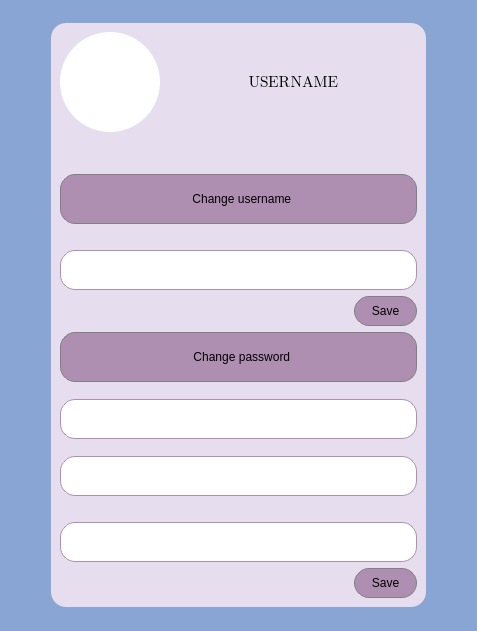
Above: messenger/profilewindow.ui from ita-social-projects/HTTP_Messenger_Client before the change. Below: the same form after it.
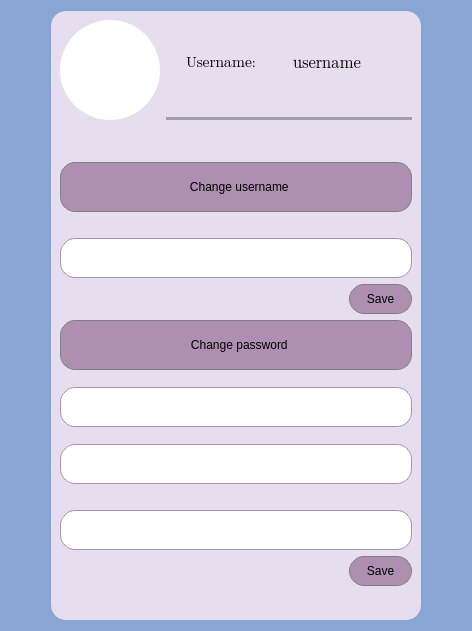
That is the form after the change. Icons and pictures are not drawn.

```diff
--- a/messenger/profilewindow.ui
+++ b/messenger/profilewindow.ui
@@ -6,7 +6,7 @@
    <rect>
     <x>0</x>
     <y>0</y>
-    <width>477</width>
+    <width>472</width>
     <height>631</height>
    </rect>
   </property>
@@ -23,22 +23,6 @@
    <string notr="true">background-color: rgb(136, 165, 211);</string>
   </property>
   <layout class="QGridLayout" name="gridLayout">
-   <item row="0" column="1">
-    <spacer name="verticalSpacer_2">
-     <property name="orientation">
-      <enum>Qt::Vertical</enum>
-     </property>
-     <property name="sizeType">
-      <enum>QSizePolicy::Preferred</enum>
-     </property>
-     <property name="sizeHint" stdset="0">
-      <size>
-       <width>20</width>
-       <height>40</height>
-      </size>
-     </property>
-    </spacer>
-   </item>
    <item row="1" column="0">
     <spacer name="horizontalSpacer_3">
      <property name="orientation">
@@ -55,7 +39,7 @@
      </property>
     </spacer>
    </item>
-   <item row="1" column="1">
+   <item row="0" column="1" rowspan="2">
     <widget class="QWidget" name="background" native="true">
      <property name="styleSheet">
       <string notr="true">background-color: rgb(230, 221, 238);
@@ -93,26 +77,7 @@
         </property>
        </widget>
       </item>
-      <item row="0" column="1">
-       <widget class="QLabel" name="label_Username">
-        <property name="font">
-         <font>
-          <family>Segoe UI Emoji</family>
-          <pointsize>12</pointsize>
-         </font>
-        </property>
-        <property name="styleSheet">
-         <string notr="true">color:black;</string>
-        </property>
-        <property name="text">
-         <string> USERNAME</string>
-        </property>
-        <property name="alignment">
-         <set>Qt::AlignCenter</set>
-        </property>
-       </widget>
-      </item>
-      <item row="1" column="0">
+      <item row="2" column="1">
        <spacer name="verticalSpacer_5">
         <property name="orientation">
          <enum>Qt::Vertical</enum>
@@ -128,7 +93,7 @@
         </property>
        </spacer>
       </item>
-      <item row="2" column="0" colspan="2">
+      <item row="3" column="0" colspan="2">
        <widget class="QPushButton" name="pushButton_ChangeUsername">
         <property name="sizePolicy">
          <sizepolicy hsizetype="Minimum" vsizetype="Fixed">
@@ -161,49 +126,55 @@
          <iconset resource="resources.qrc">
           <normaloff>:/icons/icons/person.ico</normaloff>:/icons/icons/person.ico</iconset>
         </property>
-       </widget>
-      </item>
-      <item row="3" column="0" colspan="2">
-       <widget class="QLabel" name="label_LoginInfo">
-        <property name="sizePolicy">
-         <sizepolicy hsizetype="Preferred" vsizetype="Fixed">
-          <horstretch>0</horstretch>
-          <verstretch>0</verstretch>
-         </sizepolicy>
+        <property name="checkable">
+         <bool>true</bool>
         </property>
-        <property name="text">
-         <string/>
-        </property>
-        <property name="alignment">
-         <set>Qt::AlignCenter</set>
+        <property name="checked">
+         <bool>false</bool>
         </property>
        </widget>
       </item>
       <item row="4" column="0" colspan="2">
-       <widget class="QLineEdit" name="lineEdit_Username">
+       <widget class="QLabel" name="label_LoginInfo">
         <property name="sizePolicy">
          <sizepolicy hsizetype="Preferred" vsizetype="Fixed">
           <horstretch>0</horstretch>
           <verstretch>0</verstretch>
          </sizepolicy>
         </property>
-        <property name="minimumSize">
-         <size>
-          <width>0</width>
-          <height>40</height>
-         </size>
+        <property name="text">
+         <string/>
         </property>
-        <property name="styleSheet">
-         <string notr="true">background-color: rgb(255, 255, 255);
-font: 10pt &quot;MS Shell Dlg 2&quot;;
-border-radius: 15px;
-border-style: solid;
-border-width: 1px;
-border-color: rgb(174, 143, 177);</string>
+        <property name="alignment">
+         <set>Qt::AlignCenter</set>
         </property>
        </widget>
       </item>
       <item row="5" column="0" colspan="2">
+       <widget class="QLineEdit" name="lineEdit_Username">
+        <property name="sizePolicy">
+         <sizepolicy hsizetype="Preferred" vsizetype="Fixed">
+          <horstretch>0</horstretch>
+          <verstretch>0</verstretch>
+         </sizepolicy>
+        </property>
+        <property name="minimumSize">
+         <size>
+          <width>0</width>
+          <height>40</height>
+         </size>
+        </property>
+        <property name="styleSheet">
+         <string notr="true">background-color: rgb(255, 255, 255);
+font: 10pt &quot;MS Shell Dlg 2&quot;;
+border-radius: 15px;
+border-style: solid;
+border-width: 1px;
+border-color: rgb(174, 143, 177);</string>
+        </property>
+       </widget>
+      </item>
+      <item row="6" column="0" colspan="2">
        <layout class="QHBoxLayout" name="horizontalLayout">
         <item>
          <spacer name="horizontalSpacer">
@@ -254,7 +225,7 @@
         </item>
        </layout>
       </item>
-      <item row="6" column="0" colspan="2">
+      <item row="7" column="0" colspan="2">
        <widget class="QPushButton" name="pushButton_ChangePassword">
         <property name="sizePolicy">
          <sizepolicy hsizetype="Minimum" vsizetype="Fixed">
@@ -287,9 +258,12 @@
          <iconset resource="resources.qrc">
           <normaloff>:/icons/icons/password.ico</normaloff>:/icons/icons/password.ico</iconset>
         </property>
+        <property name="checkable">
+         <bool>true</bool>
+        </property>
        </widget>
       </item>
-      <item row="7" column="0">
+      <item row="8" column="0">
        <spacer name="verticalSpacer_3">
         <property name="orientation">
          <enum>Qt::Vertical</enum>
@@ -305,7 +279,7 @@
         </property>
        </spacer>
       </item>
-      <item row="8" column="0" colspan="2">
+      <item row="9" column="0" colspan="2">
        <widget class="QLineEdit" name="lineEdit_Password">
         <property name="sizePolicy">
          <sizepolicy hsizetype="Preferred" vsizetype="Fixed">
@@ -332,7 +306,7 @@
         </property>
        </widget>
       </item>
-      <item row="9" column="0">
+      <item row="10" column="0">
        <spacer name="verticalSpacer_4">
         <property name="orientation">
          <enum>Qt::Vertical</enum>
@@ -348,34 +322,34 @@
         </property>
        </spacer>
       </item>
-      <item row="10" column="0" colspan="2">
-       <widget class="QLineEdit" name="lineEdit_NewPassword">
-        <property name="sizePolicy">
-         <sizepolicy hsizetype="Preferred" vsizetype="Fixed">
-          <horstretch>0</horstretch>
-          <verstretch>0</verstretch>
-         </sizepolicy>
-        </property>
-        <property name="minimumSize">
-         <size>
-          <width>0</width>
-          <height>40</height>
-         </size>
-        </property>
-        <property name="styleSheet">
-         <string notr="true">background-color: rgb(255, 255, 255);
-font: 10pt &quot;MS Shell Dlg 2&quot;;
-border-radius: 15px;
-border-style: solid;
-border-width: 1px;
-border-color: rgb(174, 143, 177);</string>
-        </property>
-        <property name="echoMode">
-         <enum>QLineEdit::Password</enum>
-        </property>
-       </widget>
-      </item>
       <item row="11" column="0" colspan="2">
+       <widget class="QLineEdit" name="lineEdit_NewPassword">
+        <property name="sizePolicy">
+         <sizepolicy hsizetype="Preferred" vsizetype="Fixed">
+          <horstretch>0</horstretch>
+          <verstretch>0</verstretch>
+         </sizepolicy>
+        </property>
+        <property name="minimumSize">
+         <size>
+          <width>0</width>
+          <height>40</height>
+         </size>
+        </property>
+        <property name="styleSheet">
+         <string notr="true">background-color: rgb(255, 255, 255);
+font: 10pt &quot;MS Shell Dlg 2&quot;;
+border-radius: 15px;
+border-style: solid;
+border-width: 1px;
+border-color: rgb(174, 143, 177);</string>
+        </property>
+        <property name="echoMode">
+         <enum>QLineEdit::Password</enum>
+        </property>
+       </widget>
+      </item>
+      <item row="12" column="0" colspan="2">
        <widget class="QLabel" name="label_ConfPassInfo">
         <property name="sizePolicy">
          <sizepolicy hsizetype="Minimum" vsizetype="Fixed">
@@ -403,34 +377,34 @@
         </property>
        </widget>
       </item>
-      <item row="12" column="0" colspan="2">
-       <widget class="QLineEdit" name="lineEdit_ConfNewPassword">
-        <property name="sizePolicy">
-         <sizepolicy hsizetype="Preferred" vsizetype="Fixed">
-          <horstretch>0</horstretch>
-          <verstretch>0</verstretch>
-         </sizepolicy>
-        </property>
-        <property name="minimumSize">
-         <size>
-          <width>0</width>
-          <height>40</height>
-         </size>
-        </property>
-        <property name="styleSheet">
-         <string notr="true">background-color: rgb(255, 255, 255);
-font: 10pt &quot;MS Shell Dlg 2&quot;;
-border-radius: 15px;
-border-style: solid;
-border-width: 1px;
-border-color: rgb(174, 143, 177);</string>
-        </property>
-        <property name="echoMode">
-         <enum>QLineEdit::Password</enum>
-        </property>
-       </widget>
-      </item>
       <item row="13" column="0" colspan="2">
+       <widget class="QLineEdit" name="lineEdit_ConfNewPassword">
+        <property name="sizePolicy">
+         <sizepolicy hsizetype="Preferred" vsizetype="Fixed">
+          <horstretch>0</horstretch>
+          <verstretch>0</verstretch>
+         </sizepolicy>
+        </property>
+        <property name="minimumSize">
+         <size>
+          <width>0</width>
+          <height>40</height>
+         </size>
+        </property>
+        <property name="styleSheet">
+         <string notr="true">background-color: rgb(255, 255, 255);
+font: 10pt &quot;MS Shell Dlg 2&quot;;
+border-radius: 15px;
+border-style: solid;
+border-width: 1px;
+border-color: rgb(174, 143, 177);</string>
+        </property>
+        <property name="echoMode">
+         <enum>QLineEdit::Password</enum>
+        </property>
+       </widget>
+      </item>
+      <item row="14" column="0" colspan="2">
        <layout class="QHBoxLayout" name="horizontalLayout_2">
         <item>
          <spacer name="horizontalSpacer_2">
@@ -481,6 +455,119 @@
         </item>
        </layout>
       </item>
+      <item row="0" column="1">
+       <layout class="QVBoxLayout" name="verticalLayout">
+        <item>
+         <layout class="QHBoxLayout" name="horizontalLayout_3">
+          <item>
+           <spacer name="horizontalSpacer_5">
+            <property name="orientation">
+             <enum>Qt::Horizontal</enum>
+            </property>
+            <property name="sizeType">
+             <enum>QSizePolicy::Fixed</enum>
+            </property>
+            <property name="sizeHint" stdset="0">
+             <size>
+              <width>20</width>
+              <height>20</height>
+             </size>
+            </property>
+           </spacer>
+          </item>
+          <item>
+           <widget class="QLabel" name="label">
+            <property name="sizePolicy">
+             <sizepolicy hsizetype="Preferred" vsizetype="Preferred">
+              <horstretch>0</horstretch>
+              <verstretch>0</verstretch>
+             </sizepolicy>
+            </property>
+            <property name="font">
+             <font>
+              <family>Segoe UI Emoji</family>
+              <pointsize>11</pointsize>
+             </font>
+            </property>
+            <property name="styleSheet">
+             <string notr="true">color:black;</string>
+            </property>
+            <property name="text">
+             <string>Username: </string>
+            </property>
+           </widget>
+          </item>
+          <item>
+           <widget class="QLabel" name="label_Username">
+            <property name="sizePolicy">
+             <sizepolicy hsizetype="Preferred" vsizetype="Preferred">
+              <horstretch>0</horstretch>
+              <verstretch>0</verstretch>
+             </sizepolicy>
+            </property>
+            <property name="font">
+             <font>
+              <family>Segoe UI Emoji</family>
+              <pointsize>12</pointsize>
+             </font>
+            </property>
+            <property name="styleSheet">
+             <string notr="true">color:black;</string>
+            </property>
+            <property name="text">
+             <string>username</string>
+            </property>
+            <property name="alignment">
+             <set>Qt::AlignCenter</set>
+            </property>
+           </widget>
+          </item>
+          <item>
+           <spacer name="horizontalSpacer_6">
+            <property name="orientation">
+             <enum>Qt::Horizontal</enum>
+            </property>
+            <property name="sizeType">
+             <enum>QSizePolicy::Preferred</enum>
+            </property>
+            <property name="sizeHint" stdset="0">
+             <size>
+              <width>40</width>
+              <height>20</height>
+             </size>
+            </property>
+           </spacer>
+          </item>
+         </layout>
+        </item>
+        <item>
+         <spacer name="horizontalSpacer_7">
+          <property name="orientation">
+           <enum>Qt::Horizontal</enum>
+          </property>
+          <property name="sizeType">
+           <enum>QSizePolicy::Preferred</enum>
+          </property>
+          <property name="sizeHint" stdset="0">
+           <size>
+            <width>40</width>
+            <height>5</height>
+           </size>
+          </property>
+         </spacer>
+        </item>
+        <item>
+         <widget class="Line" name="line">
+          <property name="styleSheet">
+           <string notr="true">background-color: rgb(161, 156, 169);</string>
+          </property>
+          <property name="orientation">
+           <enum>Qt::Horizontal</enum>
+          </property>
+         </widget>
+        </item>
+       </layout>
+      </item>
      </layout>
     </widget>
    </item>
@@ -500,22 +587,6 @@
      </property>
     </spacer>
    </item>
-   <item row="2" column="1">
-    <spacer name="verticalSpacer">
-     <property name="orientation">
-      <enum>Qt::Vertical</enum>
-     </property>
-     <property name="sizeType">
-      <enum>QSizePolicy::Preferred</enum>
-     </property>
-     <property name="sizeHint" stdset="0">
-      <size>
-       <width>20</width>
-       <height>40</height>
-      </size>
-     </property>
-    </spacer>
-   </item>
   </layout>
  </widget>
  <resources>
```
